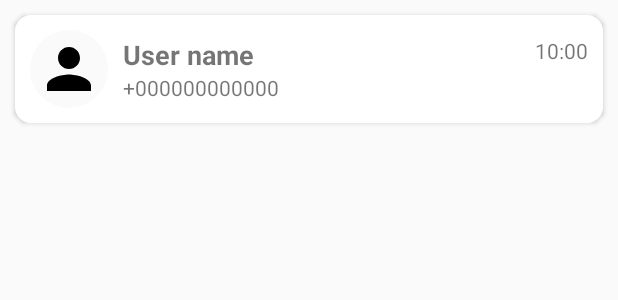
After one commit to ngthanhtri/63131548-CuoiKiAndroidProgramming, an Android app: the layout recent_chat_recycler_row.xml on its own in the app's theme, with its tools: preview values and no code run, on a phone screen of 412 x 824 dp. The commit adds this screen. Shown: the top 300 px of the screen. Run offline under Robolectric (Android 15) with nearby library versions, the phone set to English and light mode, and no system bars.

Commit message:
Thiết kế giao diện chatfragment và hiển thị lịch sử nhắn tin của người dùng, xử lí sự kiện khi người dùng ấn vào vùng otheruser thì sẽ chuyển sang chatACtivity với userIds đó

```diff
--- a/Chat App/app/src/main/java/thanhtri63131548/ntuedu/chatapp/ChatActivity.java
+++ b/Chat App/app/src/main/java/thanhtri63131548/ntuedu/chatapp/ChatActivity.java
@@ -100,6 +100,7 @@
 
         chatroomModel.setLastMessageTimestamp(Timestamp.now());
         chatroomModel.setLastMessageSenderId(FirebaseUtil.userIDhientai());
+        chatroomModel.setLastMessage(message);
         FirebaseUtil.getChatroomReference(chatroomId).set(chatroomModel);
 
 
--- /dev/null
+++ b/Chat App/app/src/main/res/layout/recent_chat_recycler_row.xml
@@ -0,0 +1,47 @@
+<?xml version="1.0" encoding="utf-8"?>
+<LinearLayout xmlns:android="http://schemas.android.com/apk/res/android"
+    android:layout_width="match_parent"
+    android:layout_height="wrap_content"
+    xmlns:tools="http://schemas.android.com/tools"
+    android:background="@drawable/botron_text"
+    android:layout_margin="10dp"
+    android:elevation="2dp">
+
+    <include layout="@layout/profile_pic_view"
+        android:layout_width="52dp"
+        android:layout_height="52dp"
+        android:layout_gravity="center"
+        android:layout_margin="10dp"
+        />
+
+    <LinearLayout
+        android:layout_width="match_parent"
+        android:layout_height="wrap_content"
+        android:orientation="vertical"
+        android:layout_gravity="center">
+        <RelativeLayout
+            android:layout_width="match_parent"
+            android:layout_height="wrap_content">
+            <TextView
+                android:layout_width="wrap_content"
+                android:layout_height="wrap_content"
+                tools:text="User name"
+                android:textSize="18sp"
+                android:textStyle="bold"
+                android:id="@+id/user_name_text"/>
+            <TextView
+                android:layout_width="wrap_content"
+                android:layout_height="wrap_content"
+                tools:text="10:00"
+                android:layout_alignParentEnd="true"
+                android:layout_marginEnd="10dp"
+                android:id="@+id/last_message_time_text"/>
+        </RelativeLayout>
+
+        <TextView
+            android:layout_width="wrap_content"
+            android:layout_height="wrap_content"
+            tools:text="+000000000000"
+            android:id="@+id/last_message_text"/>
+    </LinearLayout>
+</LinearLayout>
```
Also changed, not shown: Chat App/app/src/main/java/thanhtri63131548/ntuedu/chatapp/ChatFragment.java (+60 -2 lines), Chat App/app/src/main/java/thanhtri63131548/ntuedu/chatapp/adapter/RecentChatRecyclerAdapter.java (added, +82 -0 lines), Chat App/app/src/main/java/thanhtri63131548/ntuedu/chatapp/model/ChatroomModel.java (+9 -0 lines), Chat App/app/src/main/java/thanhtri63131548/ntuedu/chatapp/utils/FirebaseUtil.java (+20 -0 lines), Chat App/app/src/main/res/layout/fragment_chat.xml (+3 -5 lines).
